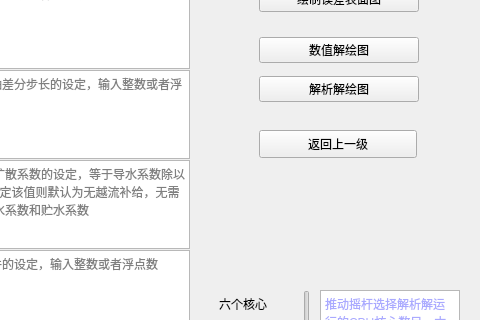
The window that ui/odcausf.ui (Yulei-3005240023/FDM_groundwater) describes before a commit, drawn with Qt 5; both pictures show x 561 to 1041 and y 240 to 560 of the 1041 by 806 pixel window.
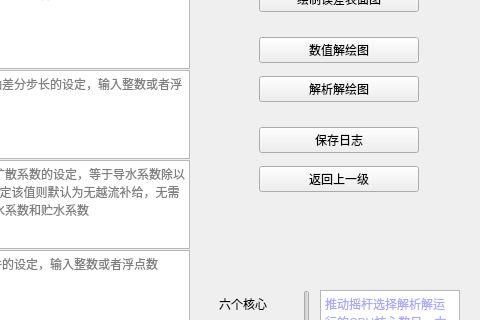
The same window after the commit.

```diff
--- a/ui/odcausf.ui
+++ b/ui/odcausf.ui
@@ -347,19 +347,6 @@
     </item>
    </layout>
   </widget>
-  <widget class="QPushButton" name="back">
-   <property name="geometry">
-    <rect>
-     <x>820</x>
-     <y>370</y>
-     <width>158</width>
-     <height>28</height>
-    </rect>
-   </property>
-   <property name="text">
-    <string>返回上一级</string>
-   </property>
-  </widget>
   <widget class="QWidget" name="horizontalLayoutWidget_8">
    <property name="geometry">
     <rect>
@@ -559,6 +546,32 @@
     </item>
    </layout>
   </widget>
+  <widget class="QWidget" name="verticalLayoutWidget_5">
+   <property name="geometry">
+    <rect>
+     <x>820</x>
+     <y>360</y>
+     <width>160</width>
+     <height>80</height>
+    </rect>
+   </property>
+   <layout class="QVBoxLayout" name="verticalLayout_5">
+    <item>
+     <widget class="QPushButton" name="save_date">
+      <property name="text">
+       <string>保存日志</string>
+      </property>
+     </widget>
+    </item>
+    <item>
+     <widget class="QPushButton" name="back">
+      <property name="text">
+       <string>返回上一级</string>
+      </property>
+     </widget>
+    </item>
+   </layout>
+  </widget>
  </widget>
  <resources>
   <include location="../resource.qrc"/>
```
Left out of the diff: 2 changed lines with no effect on the pictures.
